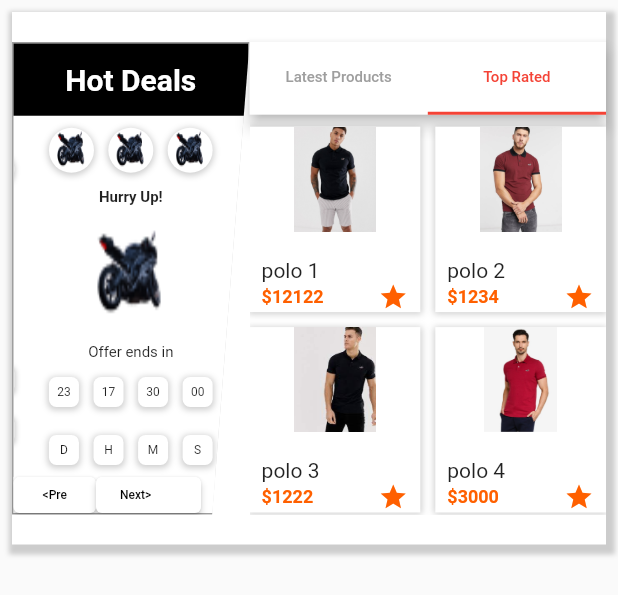
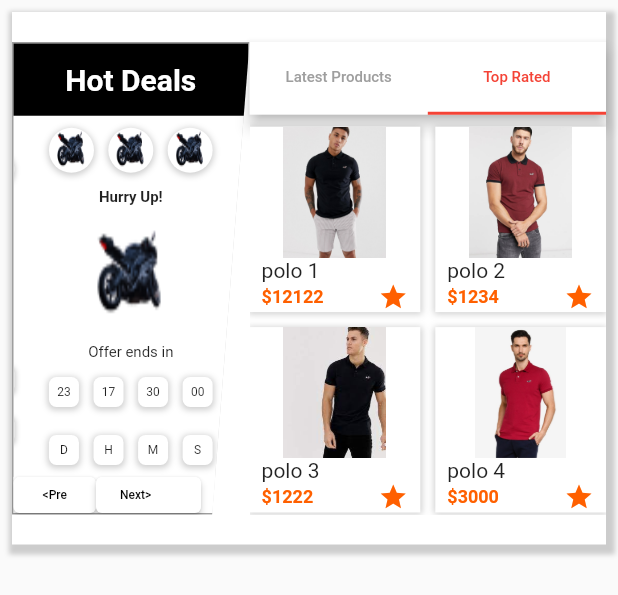
Before and after one commit to excelitai-gunjon/classy-ecom-ui-test-1, a Flutter app: the HotDeals widget shown alone on an empty page, opened directly, tab 2 chosen, on a phone screen of 412 x 824 dp. Shown: the top 595 px of the screen. Run offline on Flutter 3.47's test engine with Material 2 defaults, Android fonts, the phone set to English and light mode, and no system bars; drawn by our look-alikes of carousel_slider; our stand-ins replace country_code_picker, flutter_image_slideshow, flutter_screenutil, font_awesome_flutter; missing offline and left inert: dcdg.

Commit message:
latest product and top product grid view rander overflo solved

```diff
--- a/lib/view/home_page/component/hot_deals.dart
+++ b/lib/view/home_page/component/hot_deals.dart
@@ -673,7 +673,9 @@ class _HotDealsState extends State<HotDeals> with SingleTickerProviderStateMixin
                                       mainAxisAlignment:
                                       MainAxisAlignment.spaceBetween,
                                       children: [
-                                        Container(
+                                        Expanded(
+                                          flex: 2,
+                                          child: Container(
                                             width: double.infinity,
                                             height: 70,
                                             decoration: BoxDecoration(
@@ -684,6 +686,7 @@ class _HotDealsState extends State<HotDeals> with SingleTickerProviderStateMixin
                                                   fit: BoxFit.contain),
                                               color: Colors.transparent,
                                               //borderRadius: BorderRadius.circular(15),
+                                            ),
                                           ),
                                         ),
                                         //Divider(),
@@ -792,11 +795,13 @@ class _HotDealsState extends State<HotDeals> with SingleTickerProviderStateMixin
                                       product.productPrice.toString(),
                                     );
                                   },
+                                  child: Column(
+                                    children: [
+                                      Expanded(
                                         child: Container(
                                           //margin: EdgeInsets.only(left: 10, top: 10, right: 10, bottom: 10),
                                           height:
-                                    MediaQuery.of(context).size.height *
-                                        .5,
+                                          MediaQuery.of(context).size.height,
                                           width: double.infinity,
                                           decoration: BoxDecoration(
                                             boxShadow: [
@@ -822,9 +827,11 @@ class _HotDealsState extends State<HotDeals> with SingleTickerProviderStateMixin
                                             mainAxisAlignment:
                                             MainAxisAlignment.spaceBetween,
                                             children: [
-                                        Container(
+                                              Expanded(
+                                                flex: 3,
+                                                child: Container(
                                                   width: double.infinity,
-                                          height: 70,
+                                                  height: MediaQuery.of(context).size.height,
                                                   decoration: BoxDecoration(
                                                     image: DecorationImage(
                                                         image: AssetImage(product
@@ -833,6 +840,7 @@ class _HotDealsState extends State<HotDeals> with SingleTickerProviderStateMixin
                                                         fit: BoxFit.contain),
                                                     color: Colors.transparent,
                                                     //borderRadius: BorderRadius.circular(15),
+                                                  ),
                                                 ),
                                               ),
                                               //Divider(),
@@ -896,6 +904,9 @@ class _HotDealsState extends State<HotDeals> with SingleTickerProviderStateMixin
                                             ],
                                           ),
                                         ),
+                                      ),
+                                    ],
+                                  ),
                                 );
                               },
                             ),
--- a/lib/view/signin_and_registration_module_pages/registation.dart
+++ b/lib/view/signin_and_registration_module_pages/registation.dart
@@ -1,5 +1,4 @@
 import 'dart:ui';
-
 //import 'package:classy_ui_e_commerce/signin_and_registration_module_pages/signin2.dart';
 import 'package:classy_e_com_demo_test_ui_1/view/signin_and_registration_module_pages/signin2.dart';
 import 'package:flutter/material.dart';
@@ -19,7 +18,9 @@ class RegistationScreen extends StatelessWidget {
             leading: IconButton(
               icon: Icon(Icons.arrow_back_ios),
               color: Colors.black,
-              onPressed: () {  },
+              onPressed: () {
+
+              },
 
             ),
             title: Image.asset(
```
Lines whose indentation alone changed are shown as unchanged.
